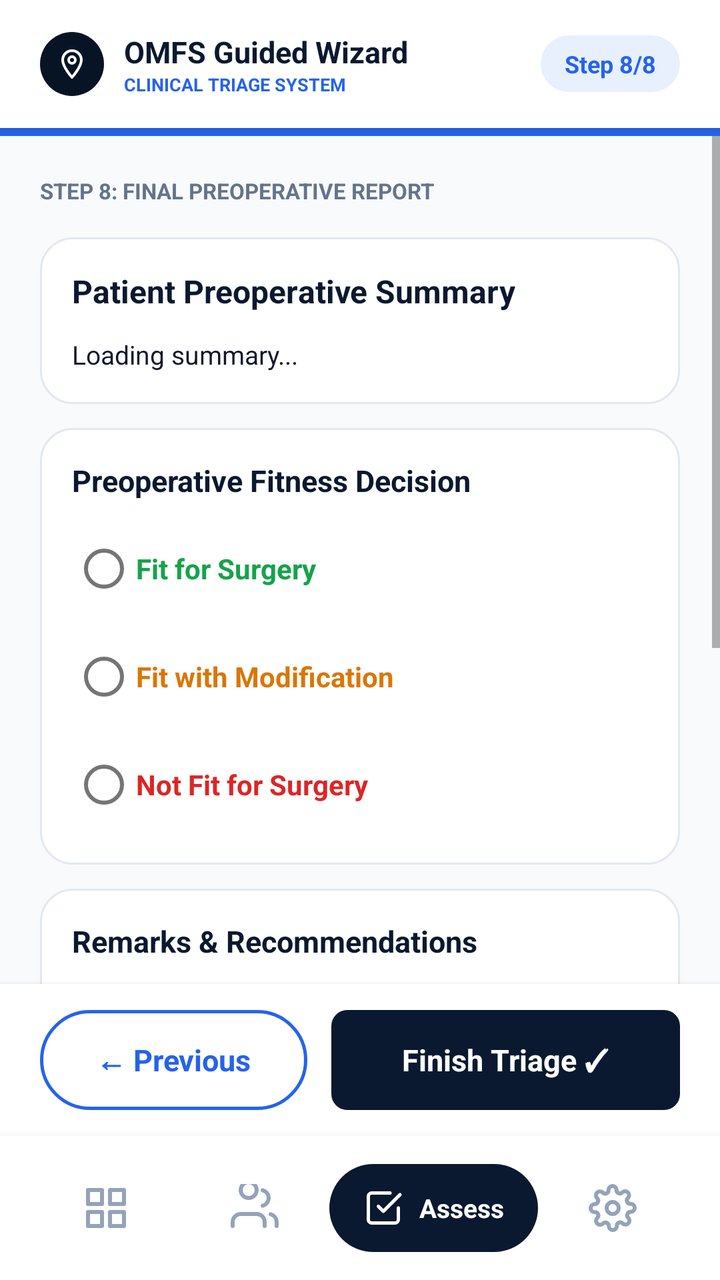
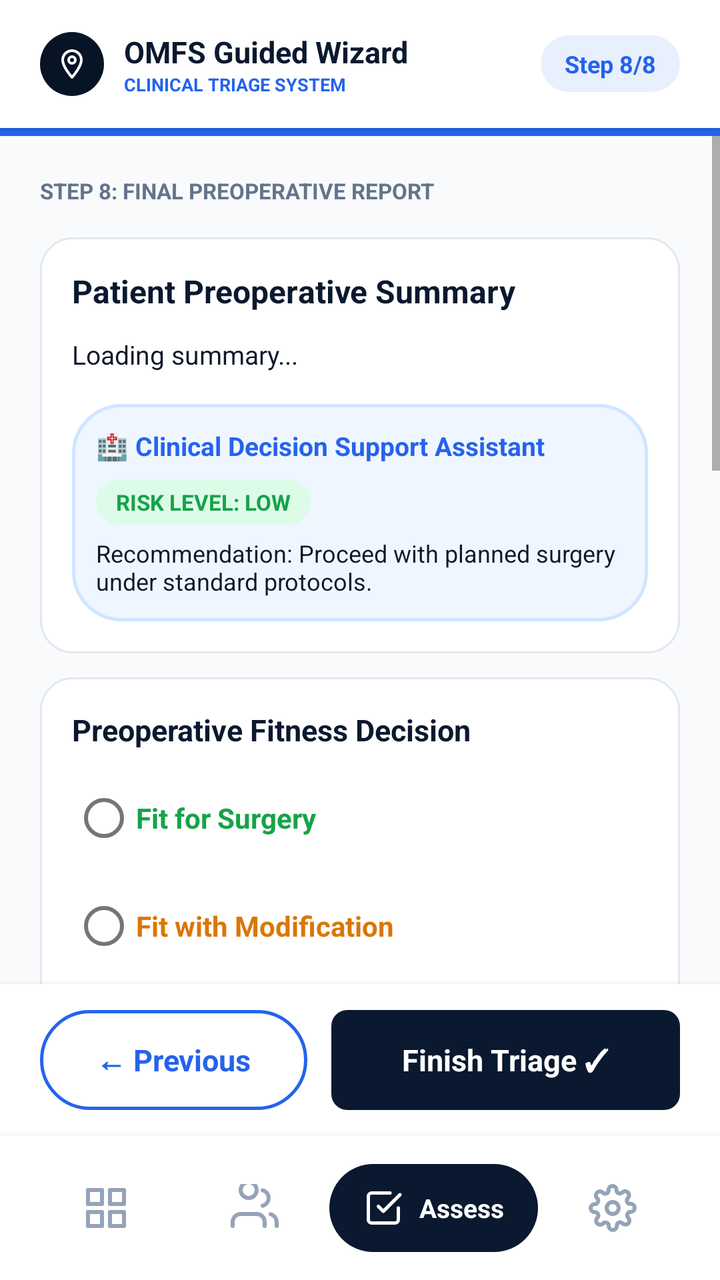

Before-and-after screenshots of an Android layout around one commit, followed by the original layout XML and the change that was made.
<!-- AndroidManifest.xml: activity theme Theme.NeoOMFS -->
<!-- res/layout/activity_omfs_wizard_step8.xml -->
<?xml version="1.0" encoding="utf-8"?>
<androidx.constraintlayout.widget.ConstraintLayout android:fitsSystemWindows="true" xmlns:android="http://schemas.android.com/apk/res/android"
    xmlns:app="http://schemas.android.com/apk/res-auto"
    xmlns:tools="http://tools.android.com/tools"
    android:layout_width="match_parent"
    android:layout_height="match_parent"
    android:background="@color/bg_light"
    tools:context=".activities.OMFSWizardStep8Activity">

    
    <RelativeLayout
        android:id="@+id/headerBar"
        android:layout_width="match_parent"
        android:layout_height="wrap_content"
        android:minHeight="64dp"
        android:paddingVertical="8dp"
        android:background="@color/white"
        android:elevation="2dp"
        android:paddingHorizontal="20dp"
        app:layout_constraintTop_toTopOf="parent">

        <LinearLayout
            android:layout_width="wrap_content"
            android:layout_height="wrap_content"
            android:layout_alignParentStart="true"
            android:layout_centerVertical="true"
            android:gravity="center_vertical"
            android:orientation="horizontal">

            <ImageView
                android:layout_width="32dp"
                android:layout_height="32dp"
                android:background="@drawable/bg_card_dark_blue"
                android:padding="8dp"
                android:src="@drawable/ic_logo_pin"
                app:tint="@color/white" />

            <LinearLayout
                android:layout_width="wrap_content"
                android:layout_height="wrap_content"
                android:layout_marginStart="10dp"
                android:orientation="vertical">

                <TextView
                    android:layout_width="wrap_content"
                    android:layout_height="wrap_content"
                    android:text="OMFS Guided Wizard"
                    android:textColor="@color/bg_dark_blue"
                    android:textSize="15sp"
                    android:textStyle="bold" />

                <TextView
                    android:layout_width="wrap_content"
                    android:layout_height="wrap_content"
                    android:text="CLINICAL TRIAGE SYSTEM"
                    android:textColor="@color/accent_blue"
                    android:textSize="9sp"
                    android:textStyle="bold" />
            </LinearLayout>
        </LinearLayout>

        
        <TextView
            android:id="@+id/tvStepBadge"
            android:layout_width="wrap_content"
            android:layout_height="wrap_content"
            android:layout_alignParentEnd="true"
            android:layout_centerVertical="true"
            android:background="@drawable/bg_chip"
            android:paddingHorizontal="12dp"
            android:paddingVertical="6dp"
            android:text="Step 8/8"
            android:textColor="@color/accent_blue"
            android:textSize="12sp"
            android:textStyle="bold" />
    </RelativeLayout>

    
    <ProgressBar
        android:id="@+id/wizardProgressBar"
        style="?android:attr/progressBarStyleHorizontal"
        android:layout_width="match_parent"
        android:layout_height="4dp"
        android:max="800"
        android:progress="800"
        android:progressTint="@color/accent_blue"
        android:progressBackgroundTint="#E2E8F0"
        app:layout_constraintTop_toBottomOf="@id/headerBar" />

    
    <ScrollView
        android:layout_width="match_parent"
        android:layout_height="0dp"
        android:fillViewport="true"
        app:layout_constraintBottom_toTopOf="@id/layoutActions"
        app:layout_constraintTop_toBottomOf="@id/wizardProgressBar">

        <LinearLayout
            android:layout_width="match_parent"
            android:layout_height="wrap_content"
            android:orientation="vertical"
            android:padding="20dp">

            <TextView
                android:layout_width="wrap_content"
                android:layout_height="wrap_content"
                android:text="STEP 8: FINAL PREOPERATIVE REPORT"
                android:textColor="@color/text_secondary_gray"
                android:textSize="11sp"
                android:textStyle="bold"
                android:layout_marginBottom="16dp" />

            
            <LinearLayout
                android:layout_width="match_parent"
                android:layout_height="wrap_content"
                android:background="@drawable/bg_card_white"
                android:orientation="vertical"
                android:padding="16dp"
                android:layout_marginBottom="12dp">

                <TextView
                    android:layout_width="wrap_content"
                    android:layout_height="wrap_content"
                    android:text="Patient Preoperative Summary"
                    android:textColor="@color/bg_dark_blue"
                    android:textSize="16sp"
                    android:textStyle="bold" />

                
                <TextView
                    android:id="@+id/tvReportSummary"
                    android:layout_width="match_parent"
                    android:layout_height="wrap_content"
                    android:layout_marginTop="12dp"
                    android:lineSpacingExtra="4dp"
                    android:text="Loading summary..."
                    android:textColor="@color/text_primary_dark"
                    android:textSize="13sp" />
            </LinearLayout>

            
            <LinearLayout
                android:layout_width="match_parent"
                android:layout_height="wrap_content"
                android:background="@drawable/bg_card_white"
                android:orientation="vertical"
                android:padding="16dp"
                android:layout_marginBottom="12dp">

                <TextView
                    android:layout_width="wrap_content"
                    android:layout_height="wrap_content"
                    android:text="Preoperative Fitness Decision"
                    android:textColor="@color/bg_dark_blue"
                    android:textSize="15sp"
                    android:textStyle="bold"
                    android:layout_marginBottom="10dp" />

                <RadioGroup
                    android:id="@+id/rgFitnessDecision"
                    android:layout_width="match_parent"
                    android:layout_height="wrap_content"
                    android:orientation="vertical">

                    <RadioButton
                        android:id="@+id/rbFit"
                        android:layout_width="match_parent"
                        android:layout_height="wrap_content"
                        android:text="Fit for Surgery"
                        android:textColor="@color/status_green"
                        android:textStyle="bold"
                        android:textSize="14sp"
                        android:layout_marginBottom="6dp" />

                    <RadioButton
                        android:id="@+id/rbFitModification"
                        android:layout_width="match_parent"
                        android:layout_height="wrap_content"
                        android:text="Fit with Modification"
                        android:textColor="#D97706"
                        android:textStyle="bold"
                        android:textSize="14sp"
                        android:layout_marginBottom="6dp" />

                    <RadioButton
                        android:id="@+id/rbNotFit"
                        android:layout_width="match_parent"
                        android:layout_height="wrap_content"
                        android:text="Not Fit for Surgery"
                        android:textColor="@color/status_red"
                        android:textStyle="bold"
                        android:textSize="14sp" />
                </RadioGroup>
            </LinearLayout>

            
            <LinearLayout
                android:layout_width="match_parent"
                android:layout_height="wrap_content"
                android:background="@drawable/bg_card_white"
                android:orientation="vertical"
                android:padding="16dp"
                android:layout_marginBottom="16dp">

                <TextView
                    android:layout_width="wrap_content"
                    android:layout_height="wrap_content"
                    android:text="Remarks &amp; Recommendations"
                    android:textColor="@color/bg_dark_blue"
                    android:textSize="15sp"
                    android:textStyle="bold" />

                
                <TextView
                    android:layout_width="wrap_content"
                    android:layout_height="wrap_content"
                    android:layout_marginTop="12dp"
                    android:text="Fitness Remarks"
                    android:textColor="@color/text_secondary_gray"
                    android:textSize="11sp" />

                <EditText
                    android:id="@+id/etRemarks"
                    android:layout_width="match_parent"
                    android:layout_height="60dp"
                    android:layout_marginTop="4dp"
                    android:background="@drawable/bg_edit_text"
                    android:hint="Specify remarks or warnings..."
                    android:textColorHint="@color/text_light_gray"
                    android:gravity="top|start"
                    android:inputType="textMultiLine"
                    android:padding="10dp"
                    android:textSize="13sp" />

                
                <TextView
                    android:layout_width="wrap_content"
                    android:layout_height="wrap_content"
                    android:layout_marginTop="8dp"
                    android:text="Treatment Recommendations"
                    android:textColor="@color/text_secondary_gray"
                    android:textSize="11sp" />

                <EditText
                    android:id="@+id/etRecommendations"
                    android:layout_width="match_parent"
                    android:layout_height="60dp"
                    android:layout_marginTop="4dp"
                    android:background="@drawable/bg_edit_text"
                    android:hint="Specify proposed surgical modifications..."
                    android:textColorHint="@color/text_light_gray"
                    android:gravity="top|start"
                    android:inputType="textMultiLine"
                    android:padding="10dp"
                    android:textSize="13sp" />
            </LinearLayout>

            
            <LinearLayout
                android:layout_width="match_parent"
                android:layout_height="wrap_content"
                android:orientation="horizontal"
                android:layout_marginBottom="12dp">

                
                <LinearLayout
                    android:id="@+id/btnSaveAssessment"
                    android:layout_width="0dp"
                    android:layout_height="48dp"
                    android:layout_weight="1"
                    android:layout_marginEnd="6dp"
                    android:background="@drawable/bg_button_outline"
                    android:clickable="true"
                    android:focusable="true"
                    android:gravity="center">

                    <TextView
                        android:layout_width="wrap_content"
                        android:layout_height="wrap_content"
                        android:text="Save Draft"
                        android:textColor="@color/accent_blue"
                        android:textSize="14sp"
                        android:textStyle="bold" />
                </LinearLayout>

                
                <LinearLayout
                    android:id="@+id/btnGeneratePdf"
                    android:layout_width="0dp"
                    android:layout_height="48dp"
                    android:layout_weight="1"
                    android:layout_marginStart="6dp"
                    android:background="@drawable/bg_button_outline"
                    android:clickable="true"
                    android:focusable="true"
                    android:gravity="center">

                    <TextView
                        android:layout_width="wrap_content"
                        android:layout_height="wrap_content"
                        android:text="Generate PDF 📄"
                        android:textColor="@color/accent_blue"
                        android:textSize="14sp"
                        android:textStyle="bold" />
                </LinearLayout>
            </LinearLayout>

        </LinearLayout>
    </ScrollView>

    
    <LinearLayout
        android:id="@+id/layoutActions"
        android:layout_width="match_parent"
        android:layout_height="wrap_content"
        android:minHeight="76dp"
        android:paddingVertical="8dp"
        android:background="@color/white"
        android:elevation="4dp"
        android:gravity="center_vertical"
        android:orientation="horizontal"
        android:paddingHorizontal="20dp"
        app:layout_constraintBottom_toTopOf="@id/bottomNavBar">

        
        <LinearLayout
            android:id="@+id/btnWizardBack"
            android:layout_width="0dp"
            android:layout_height="wrap_content"
            android:minHeight="50dp"
            android:paddingVertical="8dp"
            android:layout_weight="1"
            android:background="@drawable/bg_button_outline"
            android:clickable="true"
            android:focusable="true"
            android:gravity="center">

            <TextView
                android:id="@+id/tvWizardBackText"
                android:layout_width="wrap_content"
                android:layout_height="wrap_content"
                android:text="← Previous"
                android:textColor="@color/accent_blue"
                android:textSize="15sp"
                android:textStyle="bold" />
        </LinearLayout>

        
        <LinearLayout
            android:id="@+id/btnFinishAssessment"
            android:layout_width="0dp"
            android:layout_height="50dp"
            android:layout_weight="1.3"
            android:layout_marginStart="12dp"
            android:background="@drawable/bg_button_dark"
            android:clickable="true"
            android:focusable="true"
            android:gravity="center"
            android:orientation="horizontal">

            <TextView
                android:layout_width="wrap_content"
                android:layout_height="wrap_content"
                android:text="Finish Triage ✓"
                android:textColor="@color/white"
                android:textSize="15sp"
                android:textStyle="bold" />
        </LinearLayout>
    </LinearLayout>

    
    <LinearLayout
        android:id="@+id/bottomNavBar"
        android:layout_width="match_parent"
        android:layout_height="72dp"
        android:background="@color/white"
        android:elevation="8dp"
        android:gravity="center_vertical"
        android:orientation="horizontal"
        android:paddingHorizontal="16dp"
        app:layout_constraintBottom_toBottomOf="parent">

        
        <FrameLayout
            android:id="@+id/btnNavDashboard"
            android:layout_width="0dp"
            android:layout_height="match_parent"
            android:layout_weight="1.0"
            android:clickable="true"
            android:focusable="true">
            <ImageView
                android:layout_width="24dp"
                android:layout_height="24dp"
                android:layout_gravity="center"
                android:src="@drawable/ic_nav_home"
                app:tint="@color/text_light_gray" />
        </FrameLayout>

        
        <FrameLayout
            android:id="@+id/btnNavPatients"
            android:layout_width="0dp"
            android:layout_height="match_parent"
            android:layout_weight="1.0"
            android:clickable="true"
            android:focusable="true">
            <ImageView
                android:layout_width="24dp"
                android:layout_height="24dp"
                android:layout_gravity="center"
                android:src="@drawable/ic_nav_people"
                app:tint="@color/text_light_gray" />
        </FrameLayout>

        
        <LinearLayout
            android:id="@+id/btnNavAssess"
            android:layout_width="0dp"
            android:layout_height="44dp"
            android:layout_weight="1.4"
            android:background="@drawable/bg_nav_active"
            android:clickable="true"
            android:focusable="true"
            android:gravity="center"
            android:orientation="horizontal"
            android:paddingHorizontal="12dp">
            <ImageView
                android:layout_width="20dp"
                android:layout_height="20dp"
                android:src="@drawable/ic_nav_assess"
                app:tint="@color/white" />
            <TextView
                android:layout_width="wrap_content"
                android:layout_height="wrap_content"
                android:layout_marginStart="8dp"
                android:text="Assess"
                android:textColor="@color/white"
                android:textSize="13sp"
                android:textStyle="bold" />
        </LinearLayout>

        
        <FrameLayout
            android:id="@+id/btnNavSettings"
            android:layout_width="0dp"
            android:layout_height="match_parent"
            android:layout_weight="1.0"
            android:clickable="true"
            android:focusable="true">
            <ImageView
                android:layout_width="24dp"
                android:layout_height="24dp"
                android:layout_gravity="center"
                android:src="@drawable/ic_nav_settings"
                app:tint="@color/text_light_gray" />
        </FrameLayout>
    </LinearLayout>

</androidx.constraintlayout.widget.ConstraintLayout>
<!-- resources referenced by this layout -->
<resources>
  <color name="accent_blue">#2563EB</color>
  <color name="bg_dark_blue">#0A192F</color>
  <color name="bg_light">#F8FAFC</color>
  <color name="status_green">#16A34A</color>
  <color name="status_red">#DC2626</color>
  <color name="text_light_gray">#94A3B8</color>
  <color name="text_primary_dark">#0F172A</color>
  <color name="text_secondary_gray">#64748B</color>
  <color name="white">#FFFFFFFF</color>
  <!-- drawable bg_button_dark (drawable) -->
  <?xml version="1.0" encoding="utf-8"?>
  <shape xmlns:android="http://schemas.android.com/apk/res/android"
      android:shape="rectangle">
      <solid android:color="@color/bg_dark_blue" />
      <corners android:radius="8dp" />
  </shape>
  <!-- drawable bg_card_dark_blue (drawable) -->
  <?xml version="1.0" encoding="utf-8"?>
  <shape xmlns:android="http://schemas.android.com/apk/res/android"
      android:shape="rectangle">
      <solid android:color="@color/bg_dark_blue_card" />
      <corners android:radius="16dp" />
  </shape>
  <!-- drawable bg_card_white (drawable) -->
  <?xml version="1.0" encoding="utf-8"?>
  <shape xmlns:android="http://schemas.android.com/apk/res/android"
      android:shape="rectangle">
      <solid android:color="@color/white" />
      <stroke
          android:width="1dp"
          android:color="#E2E8F0" />
      <corners android:radius="16dp" />
  </shape>
  <!-- drawable bg_chip (drawable) -->
  <?xml version="1.0" encoding="utf-8"?>
  <shape xmlns:android="http://schemas.android.com/apk/res/android"
      android:shape="rectangle">
      <solid android:color="@color/accent_blue_transparent" />
      <corners android:radius="100dp" />
  </shape>
  <!-- drawable bg_edit_text (drawable) -->
  <?xml version="1.0" encoding="utf-8"?>
  <shape xmlns:android="http://schemas.android.com/apk/res/android"
      android:shape="rectangle">
      <solid android:color="#F8FAFC" />
      <stroke
          android:width="1dp"
          android:color="#CBD5E1" />
      <corners android:radius="8dp" />
  </shape>
  <!-- drawable bg_nav_active (drawable) -->
  <?xml version="1.0" encoding="utf-8"?>
  <shape xmlns:android="http://schemas.android.com/apk/res/android"
      android:shape="rectangle">
      <solid android:color="@color/bg_dark_blue" />
      <corners android:radius="100dp" />
  </shape>
  <style name="Theme.NeoOMFS" parent="Theme.MaterialComponents.Light.NoActionBar">
          <item name="colorPrimary">@color/bg_dark_blue</item>
          <item name="colorSecondary">@color/accent_blue</item>
          <item name="android:statusBarColor">@color/white</item>
          <item name="android:windowLightStatusBar">true</item>
      </style>
  <color name="bg_dark_blue_card">#071426</color>
  <color name="accent_blue_transparent">#1A2563EB</color>
  <!-- unchanged entries left out for length: 6 -->
</resources>

<!-- the commit's change to res/layout/activity_omfs_wizard_step8.xml (unified diff, before → after) -->
@@ -137,6 +137,47 @@
                     android:text="Loading summary..."
                     android:textColor="@color/text_primary_dark"
                     android:textSize="13sp" />
+
+                
+                <LinearLayout
+                    android:id="@+id/cardClinicalSupport"
+                    android:layout_width="match_parent"
+                    android:layout_height="wrap_content"
+                    android:layout_marginTop="16dp"
+                    android:background="@drawable/bg_card_blue"
+                    android:orientation="vertical"
+                    android:padding="12dp">
+
+                    <TextView
+                        android:layout_width="wrap_content"
+                        android:layout_height="wrap_content"
+                        android:text="🏥 Clinical Decision Support Assistant"
+                        android:textColor="@color/accent_blue"
+                        android:textSize="13sp"
+                        android:textStyle="bold" />
+
+                    <TextView
+                        android:id="@+id/tvComputedRiskBadge"
+                        android:layout_width="wrap_content"
+                        android:layout_height="wrap_content"
+                        android:layout_marginTop="8dp"
+                        android:background="@drawable/bg_chip_green"
+                        android:paddingHorizontal="10dp"
+                        android:paddingVertical="4dp"
+                        android:text="RISK LEVEL: LOW"
+                        android:textColor="@color/status_green"
+                        android:textSize="11sp"
+                        android:textStyle="bold" />
+
+                    <TextView
+                        android:id="@+id/tvClinicalRecommendation"
+                        android:layout_width="match_parent"
+                        android:layout_height="wrap_content"
+                        android:layout_marginTop="6dp"
+                        android:text="Recommendation: Proceed with planned surgery under standard protocols."
+                        android:textColor="@color/text_primary_dark"
+                        android:textSize="12sp" />
+                </LinearLayout>
             </LinearLayout>
 
             
@@ -254,6 +295,121 @@
                     android:inputType="textMultiLine"
                     android:padding="10dp"
                     android:textSize="13sp" />
+            </LinearLayout>
+
+            
+            <LinearLayout
+                android:id="@+id/cardFacultySignOff"
+                android:layout_width="match_parent"
+                android:layout_height="wrap_content"
+                android:background="@drawable/bg_card_white"
+                android:orientation="vertical"
+                android:padding="16dp"
+                android:layout_marginBottom="12dp">
+
+                <TextView
+                    android:layout_width="wrap_content"
+                    android:layout_height="wrap_content"
+                    android:text="👨‍⚕️ Faculty Review &amp; Clinical Sign-Off"
+                    android:textColor="@color/bg_dark_blue"
+                    android:textSize="15sp"
+                    android:textStyle="bold" />
+
+                <TextView
+                    android:id="@+id/tvSelectedFaculty"
+                    android:layout_width="match_parent"
+                    android:layout_height="wrap_content"
+                    android:layout_marginTop="8dp"
+                    android:background="@drawable/bg_edit_text"
+                    android:padding="12dp"
+                    android:text="Supervising Faculty: Dr. Arun Prakash (OMFS Unit 1)"
+                    android:textColor="@color/text_primary_dark"
+                    android:textSize="13sp"
+                    android:clickable="true"
+                    android:focusable="true" />
+
+                <EditText
+                    android:id="@+id/etReviewComments"
+                    android:layout_width="match_parent"
+                    android:layout_height="wrap_content"
+                    android:layout_marginTop="10dp"
+                    android:background="@drawable/bg_edit_text"
+                    android:hint="Clinical review remarks or revision instructions..."
+                    android:textColorHint="@color/text_light_gray"
+                    android:inputType="textMultiLine"
+                    android:padding="10dp"
+                    android:textSize="13sp" />
+
+                
+                <LinearLayout
+                    android:layout_width="match_parent"
+                    android:layout_height="wrap_content"
+                    android:layout_marginTop="12dp"
+                    android:orientation="horizontal">
+
+                    
+                    <LinearLayout
+                        android:id="@+id/btnSubmitForReview"
+                        android:layout_width="0dp"
+                        android:layout_height="44dp"
+                        android:layout_weight="1"
+                        android:layout_marginEnd="4dp"
+                        android:background="@drawable/bg_button_outline"
+                        android:clickable="true"
+                        android:focusable="true"
+                        android:gravity="center">
+
+                        <TextView
+                            android:layout_width="wrap_content"
+                            android:layout_height="wrap_content"
+                            android:text="📤 Submit"
+                            android:textColor="@color/accent_blue"
+                            android:textSize="12sp"
+                            android:textStyle="bold" />
+                    </LinearLayout>
+
+                    
+                    <LinearLayout
+                        android:id="@+id/btnApproveAssessment"
+                        android:layout_width="0dp"
+                        android:layout_height="44dp"
+                        android:layout_weight="1"
+                        android:layout_marginHorizontal="2dp"
+                        android:background="@drawable/bg_chip_green"
+                        android:clickable="true"
+                        android:focusable="true"
+                        android:gravity="center">
+
+                        <TextView
+                            android:layout_width="wrap_content"
+                            android:layout_height="wrap_content"
+                            android:text="✔ Approve"
+                            android:textColor="@color/status_green"
+                            android:textSize="12sp"
+                            android:textStyle="bold" />
+                    </LinearLayout>
+
+                    
+                    <LinearLayout
+                        android:id="@+id/btnRequestRevision"
+                        android:layout_width="0dp"
+                        android:layout_height="44dp"
+                        android:layout_weight="1"
+                        android:layout_marginStart="4dp"
+                        android:background="@drawable/bg_chip_orange"
+                        android:clickable="true"
+                        android:focusable="true"
+                        android:gravity="center">
+
+                        <TextView
+                            android:layout_width="wrap_content"
+                            android:layout_height="wrap_content"
+                            android:text="⚠️ Revision"
+                            android:textColor="#C2410C"
+                            android:textSize="12sp"
+                            android:textStyle="bold" />
+                    </LinearLayout>
+                </LinearLayout>
             </LinearLayout>
 
             
<!-- resource entries referenced after the edit -->
@@ -15,6 +15,16 @@
       android:shape="rectangle">
       <solid android:color="@color/bg_dark_blue" />
       <corners android:radius="8dp" />
+  </shape>
+  <!-- drawable bg_card_blue (drawable) -->
+  <?xml version="1.0" encoding="utf-8"?>
+  <shape xmlns:android="http://schemas.android.com/apk/res/android"
+      android:shape="rectangle">
+      <solid android:color="@color/card_blue_bg" />
+      <stroke
+          android:width="1.5dp"
+          android:color="@color/card_blue_border" />
+      <corners android:radius="24dp" />
   </shape>
   <!-- drawable bg_card_dark_blue (drawable) -->
   <?xml version="1.0" encoding="utf-8"?>
@@ -40,6 +50,20 @@
       <solid android:color="@color/accent_blue_transparent" />
       <corners android:radius="100dp" />
   </shape>
+  <!-- drawable bg_chip_green (drawable) -->
+  <?xml version="1.0" encoding="utf-8"?>
+  <shape xmlns:android="http://schemas.android.com/apk/res/android"
+      android:shape="rectangle">
+      <solid android:color="#DCFCE7" />
+      <corners android:radius="100dp" />
+  </shape>
+  <!-- drawable bg_chip_orange (drawable) -->
+  <?xml version="1.0" encoding="utf-8"?>
+  <shape xmlns:android="http://schemas.android.com/apk/res/android"
+      android:shape="rectangle">
+      <solid android:color="#FFEDD5" />
+      <corners android:radius="100dp" />
+  </shape>
   <!-- drawable bg_edit_text (drawable) -->
   <?xml version="1.0" encoding="utf-8"?>
   <shape xmlns:android="http://schemas.android.com/apk/res/android"
@@ -63,6 +87,8 @@
           <item name="android:statusBarColor">@color/white</item>
           <item name="android:windowLightStatusBar">true</item>
       </style>
+  <color name="card_blue_bg">#EFF6FF</color>
+  <color name="card_blue_border">#D0E5FF</color>
   <color name="bg_dark_blue_card">#071426</color>
   <color name="accent_blue_transparent">#1A2563EB</color>
   <!-- unchanged entries left out for length: 6 -->
